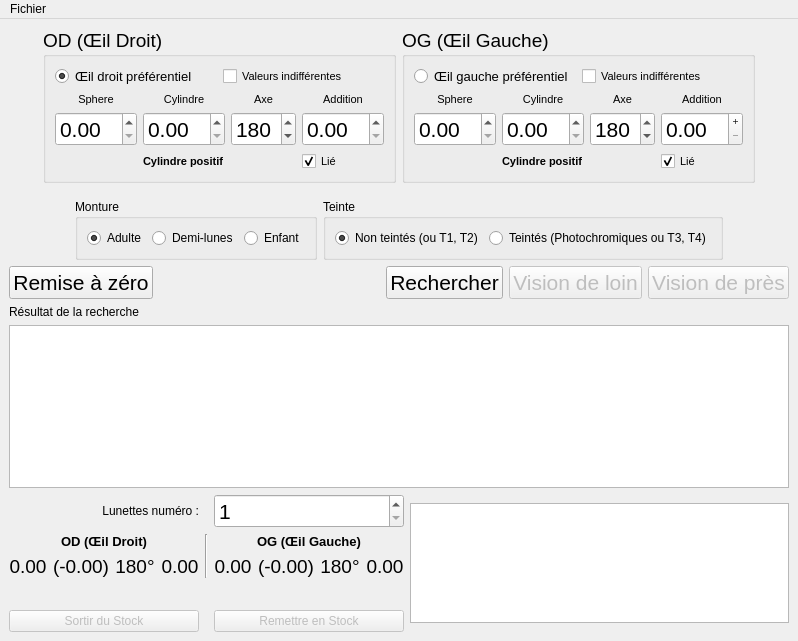
Before: the Qt Designer form search.ui in Oripy/Oryx, drawn with Qt 5.
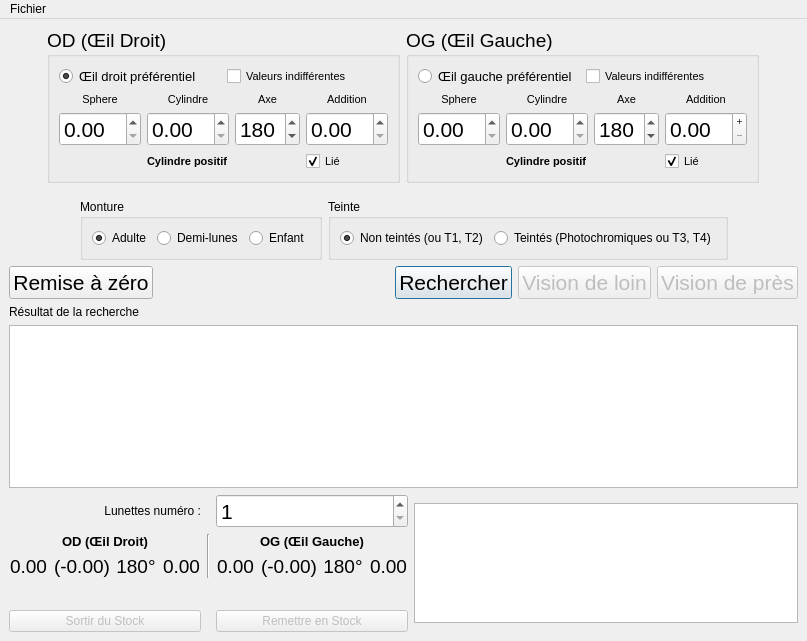
After: the same form once the commit is applied. Icons and pictures are not drawn. Custom widgets are drawn as their Qt base class.

Patch:
```diff
--- a/search.ui
+++ b/search.ui
@@ -9,7 +9,7 @@
    <rect>
     <x>0</x>
     <y>0</y>
-    <width>798</width>
+    <width>807</width>
     <height>641</height>
    </rect>
   </property>
@@ -621,6 +621,9 @@
           <property name="text">
            <string>Rechercher</string>
           </property>
+          <property name="default">
+           <bool>true</bool>
+          </property>
          </widget>
         </item>
         <item>
@@ -636,6 +639,9 @@
           <property name="text">
            <string>Vision de loin</string>
           </property>
+          <property name="autoDefault">
+           <bool>true</bool>
+          </property>
          </widget>
         </item>
         <item>
@@ -651,6 +657,9 @@
           <property name="text">
            <string>Vision de près</string>
           </property>
+          <property name="autoDefault">
+           <bool>true</bool>
+          </property>
          </widget>
         </item>
        </layout>
@@ -1061,8 +1070,8 @@
     <rect>
      <x>0</x>
      <y>0</y>
-     <width>798</width>
-     <height>21</height>
+     <width>807</width>
+     <height>22</height>
     </rect>
    </property>
    <widget class="QMenu" name="fileMenu">
```
